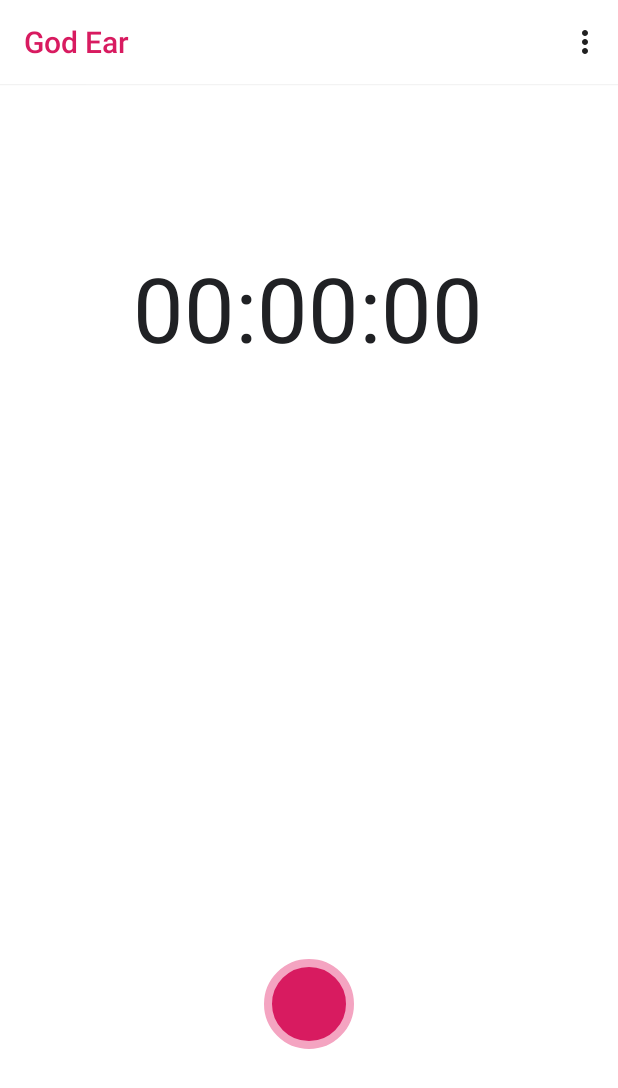
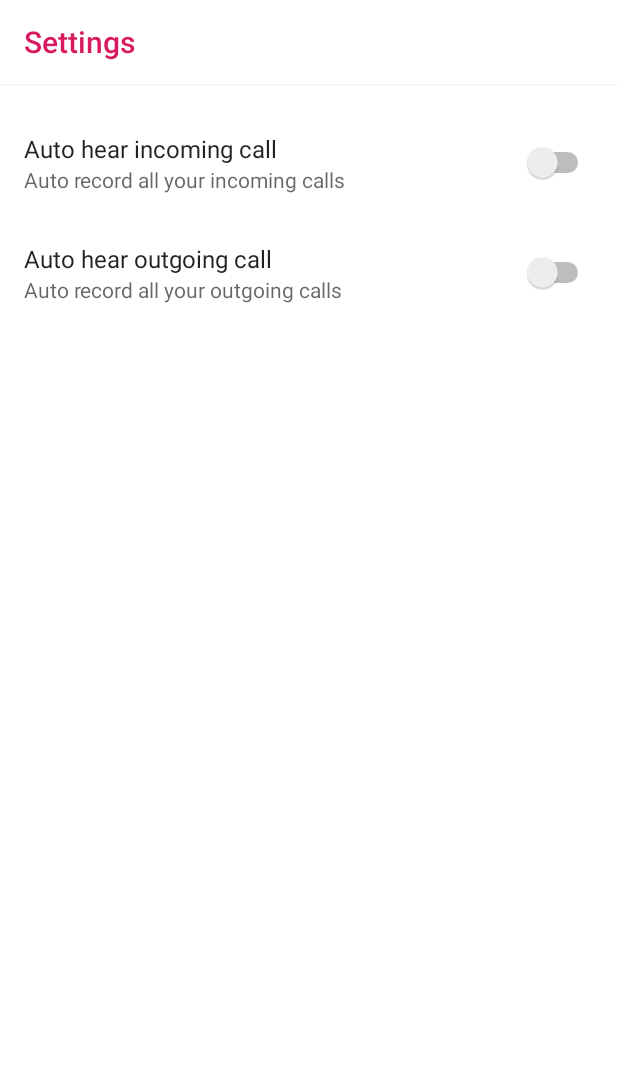
Before and after one commit to memorileak/god-ear, an Android app: the screen it shows after launch (MainActivity before the commit, SettingsActivity after it), in the options menu, after a tap on "Settings", on a phone screen of 412 x 824 dp. Shown: the top 1088 px of the screen. Run offline under Robolectric (Android 15) with nearby library versions, the phone set to English and light mode, and no system bars; our stand-ins replace androidx.preference.

Commit message:
Turn on/off auto hear phone call, change format of record file

```diff
--- a/app/build.gradle
+++ b/app/build.gradle
@@ -28,4 +28,5 @@ dependencies {
     implementation 'com.android.support:cardview-v7:28.0.0'
     implementation 'com.android.support:recyclerview-v7:28.0.0'
     implementation 'com.android.support:cardview-v7:28.0.0'
+    implementation 'com.android.support:preference-v7:28.0.0'
 }
--- a/app/src/main/java/com/tungnvan/godear/MainActivity.java
+++ b/app/src/main/java/com/tungnvan/godear/MainActivity.java
@@ -13,8 +13,8 @@ import android.view.MenuItem;
 import android.view.View;
 import android.widget.Button;
 import android.widget.TextView;
-import android.widget.Toast;
 
+import com.tungnvan.godear.activities.settings.SettingsActivity;
 import com.tungnvan.godear.components.PermissionController;
 import com.tungnvan.godear.components.RecordRenamer;
 import com.tungnvan.godear.components.RecorderStateHolder;
@@ -97,7 +97,7 @@ public class MainActivity extends AppCompatActivity {
     }
 
     private void startSettingsActivity() {
-        Toast.makeText(this, "This feature is in development!", Toast.LENGTH_SHORT).show();
+        startActivity(new Intent(this, SettingsActivity.class));
     }
 
     public void handleRecordClick(View view) {
--- /dev/null
+++ b/app/src/main/java/com/tungnvan/godear/activities/settings/AutoHearSettingsFragment.java
@@ -0,0 +1,63 @@
+package com.tungnvan.godear.activities.settings;
+
+import android.os.Bundle;
+import android.support.v7.preference.Preference;
+import android.support.v14.preference.SwitchPreference;
+import android.support.v7.preference.PreferenceFragmentCompat;
+
+import com.tungnvan.godear.R;
+import com.tungnvan.godear.components.SettingsManager;
+
+public class AutoHearSettingsFragment extends PreferenceFragmentCompat {
+
+    private SettingsManager settings_manager;
+    private SwitchPreference auto_hear_incoming_call_preference;
+    private SwitchPreference auto_hear_outgoing_call_preference;
+
+    @Override
+    public void onCreate(Bundle savedInstanceState) {
+        super.onCreate(savedInstanceState);
+
+        settings_manager = new SettingsManager(this.getActivity());
+
+        auto_hear_incoming_call_preference = (SwitchPreference) findPreference(getResources().getString(R.string.auto_hear_incoming_call_key));
+        auto_hear_outgoing_call_preference = (SwitchPreference) findPreference(getResources().getString(R.string.auto_hear_outgoing_call_key));
+
+        auto_hear_incoming_call_preference.setChecked(settings_manager.getAutoHearIncomingCall());
+        auto_hear_outgoing_call_preference.setChecked(settings_manager.getAutoHearOutgoingCall());
+
+        auto_hear_incoming_call_preference.setOnPreferenceChangeListener(new Preference.OnPreferenceChangeListener() {
+            @Override
+            public boolean onPreferenceChange(Preference preference, Object o) {
+                if (auto_hear_incoming_call_preference.isChecked())  {
+                    settings_manager.setAutoHearIncomingCall(false);
+                    auto_hear_incoming_call_preference.setChecked(false);
+                } else {
+                    settings_manager.setAutoHearIncomingCall(true);
+                    auto_hear_incoming_call_preference.setChecked(true);
+                }
+                return false;
+            }
+        });
+
+        auto_hear_outgoing_call_preference.setOnPreferenceChangeListener(new Preference.OnPreferenceChangeListener() {
+            @Override
+            public boolean onPreferenceChange(Preference preference, Object o) {
+                if (auto_hear_outgoing_call_preference.isChecked())  {
+                    settings_manager.setAutoHearOutgoingCall(false);
+                    auto_hear_outgoing_call_preference.setChecked(false);
+                } else {
+                    settings_manager.setAutoHearOutgoingCall(true);
+                    auto_hear_outgoing_call_preference.setChecked(true);
+                }
+                return false;
+            }
+        });
+    }
+
+    @Override
+    public void onCreatePreferences(Bundle bundle, String s) {
+        setPreferencesFromResource(R.xml.settings_preference, s);
+    }
+
+}
--- /dev/null
+++ b/app/src/main/java/com/tungnvan/godear/activities/settings/SettingsActivity.java
@@ -0,0 +1,23 @@
+package com.tungnvan.godear.activities.settings;
+
+import android.support.v7.app.AppCompatActivity;
+import android.os.Bundle;
+import android.support.v7.widget.Toolbar;
+
+import com.tungnvan.godear.R;
+
+public class SettingsActivity extends AppCompatActivity {
+
+    private Toolbar settings_toolbar;
+
+    @Override
+    protected void onCreate(Bundle savedInstanceState) {
+        super.onCreate(savedInstanceState);
+        setContentView(R.layout.activity_settings);
+
+        settings_toolbar = (Toolbar) findViewById(R.id.settings_toolbar);
+
+        setTitle(R.string.settings_activity_title);
+        setSupportActionBar(settings_toolbar);
+    }
+}
--- a/app/src/main/java/com/tungnvan/godear/components/Recorder.java
+++ b/app/src/main/java/com/tungnvan/godear/components/Recorder.java
@@ -43,7 +43,7 @@ public class Recorder {
         try {
             recorder = new MediaRecorder();
             recorder.setAudioSource(MediaRecorder.AudioSource.MIC);
-            recorder.setOutputFormat(MediaRecorder.OutputFormat.THREE_GPP);
+            recorder.setOutputFormat(MediaRecorder.OutputFormat.MPEG_4);
             recorder.setAudioEncoder(MediaRecorder.AudioEncoder.AMR_NB);
             FileUtils.createDirectory(GlobalConstants.RECORD_DIRECTORY);
             file_path = RecordNameUtils.produceFilePathFromName(FileUtils.generateFileNameByTime("Sound at "));
--- a/app/src/main/java/com/tungnvan/godear/components/SettingsManager.java
+++ b/app/src/main/java/com/tungnvan/godear/components/SettingsManager.java
@@ -1,36 +1,38 @@
 package com.tungnvan.godear.components;
 
-import java.util.prefs.Preferences;
+import android.content.Context;
+import android.content.SharedPreferences;
 
 public class SettingsManager {
 
-    private static SettingsManager instance = null;
-
-    private final Preferences preferences = Preferences.userNodeForPackage(com.tungnvan.godear.MainActivity.class);
+    private final String PREFERENCES_FILE_KEY = "com.tungnvan.godear.AUTO_HEAR_CONF";
     private final String AUTO_HEAR_INCOMING_CALL = "AUTO_HEAR_INCOMING_CALL";
     private final String AUTO_HEAR_OUTGOING_CALL = "AUTO_HEAR_OUTGOING_CALL";
 
-    public static SettingsManager getInstance() {
-        if (instance == null) instance = new SettingsManager();
-        return instance;
+    private SharedPreferences shared_preferences;
+
+    public SettingsManager(Context context) {
+        shared_preferences = context.getSharedPreferences(PREFERENCES_FILE_KEY, Context.MODE_PRIVATE);
     }
 
-    private SettingsManager() {}
-
     public void setAutoHearIncomingCall(boolean is_auto_hear) {
-        preferences.putBoolean(AUTO_HEAR_INCOMING_CALL, is_auto_hear);
+        SharedPreferences.Editor shared_preference_editor = shared_preferences.edit();
+        shared_preference_editor.putBoolean(AUTO_HEAR_INCOMING_CALL, is_auto_hear);
+        shared_preference_editor.apply();
     }
 
     public void setAutoHearOutgoingCall(boolean is_auto_hear) {
-        preferences.putBoolean(AUTO_HEAR_OUTGOING_CALL, is_auto_hear);
+        SharedPreferences.Editor shared_preference_editor = shared_preferences.edit();
+        shared_preference_editor.putBoolean(AUTO_HEAR_OUTGOING_CALL, is_auto_hear);
+        shared_preference_editor.apply();
     }
 
-    public boolean setAutoHearIncomingCall() {
-        return preferences.getBoolean(AUTO_HEAR_INCOMING_CALL, false);
+    public boolean getAutoHearIncomingCall() {
+        return shared_preferences.getBoolean(AUTO_HEAR_INCOMING_CALL, false);
     }
 
-    public boolean setAutoHearOutgoingCall() {
-        return preferences.getBoolean(AUTO_HEAR_OUTGOING_CALL, false);
+    public boolean getAutoHearOutgoingCall() {
+        return shared_preferences.getBoolean(AUTO_HEAR_OUTGOING_CALL, false);
     }
 
 }
--- a/app/src/main/java/com/tungnvan/godear/utils/RecordNameUtils.java
+++ b/app/src/main/java/com/tungnvan/godear/utils/RecordNameUtils.java
@@ -5,13 +5,13 @@ import com.tungnvan.godear.constants.GlobalConstants;
 public class RecordNameUtils {
 
     public static String produceFilePathFromName(String file_name) {
-        return GlobalConstants.RECORD_DIRECTORY + file_name + ".amr";
+        return GlobalConstants.RECORD_DIRECTORY + file_name + ".m4a";
     }
 
     public static String produceFileNameFromPath(String file_path) {
         return file_path
             .replace(GlobalConstants.RECORD_DIRECTORY, "")
-            .replace(".amr", "");
+            .replace(".m4a", "");
     }
 
 }
--- /dev/null
+++ b/app/src/main/res/layout/activity_settings.xml
@@ -0,0 +1,31 @@
+<?xml version="1.0" encoding="utf-8"?>
+<android.support.constraint.ConstraintLayout xmlns:android="http://schemas.android.com/apk/res/android"
+    xmlns:app="http://schemas.android.com/apk/res-auto"
+    xmlns:tools="http://schemas.android.com/tools"
+    android:layout_width="match_parent"
+    android:layout_height="match_parent"
+    tools:context=".activities.settings.SettingsActivity">
+
+    <android.support.v7.widget.Toolbar
+        android:id="@+id/settings_toolbar"
+        android:layout_width="0dp"
+        android:layout_height="wrap_content"
+        android:background="@android:color/white"
+        android:elevation="1dp"
+        android:minHeight="?attr/actionBarSize"
+        android:theme="?attr/actionBarTheme"
+        app:layout_constraintEnd_toEndOf="parent"
+        app:layout_constraintStart_toStartOf="parent"
+        app:layout_constraintTop_toTopOf="parent"
+        app:titleTextColor="@color/colorPrimary" />
+
+    <fragment
+        android:id="@+id/auto_hear_settings_fragment"
+        android:name="com.tungnvan.godear.activities.settings.AutoHearSettingsFragment"
+        android:layout_width="0dp"
+        android:layout_height="wrap_content"
+        android:layout_marginTop="16dp"
+        app:layout_constraintEnd_toEndOf="parent"
+        app:layout_constraintStart_toStartOf="parent"
+        app:layout_constraintTop_toBottomOf="@+id/settings_toolbar" />
+</android.support.constraint.ConstraintLayout>
--- /dev/null
+++ b/app/src/main/res/xml/settings_preference.xml
@@ -0,0 +1,16 @@
+<?xml version="1.0" encoding="utf-8"?>
+<PreferenceScreen xmlns:android="http://schemas.android.com/apk/res/android" xmlns:app="http://schemas.android.com/apk/res-auto">
+
+    <SwitchPreference
+        android:defaultValue="false"
+        android:key="@string/auto_hear_incoming_call_key"
+        android:summary="@string/auto_hear_incoming_call_summary"
+        android:title="@string/auto_hear_incoming_call_option"
+        app:iconSpaceReserved="false" />
+    <SwitchPreference
+        android:defaultValue="false"
+        android:key="@string/auto_hear_outgoing_call_key"
+        android:summary="@string/auto_hear_outgoing_call_summary"
+        android:title="@string/auto_hear_outgoing_call_option"
+        app:iconSpaceReserved="false" />
+</PreferenceScreen>
```
Also changed, not shown: app/src/main/AndroidManifest.xml (+5 -2 lines), app/src/main/java/com/tungnvan/godear/components/CallReceiver.java (+16 -5 lines), app/src/main/res/values/strings.xml (+4 -74 lines).
